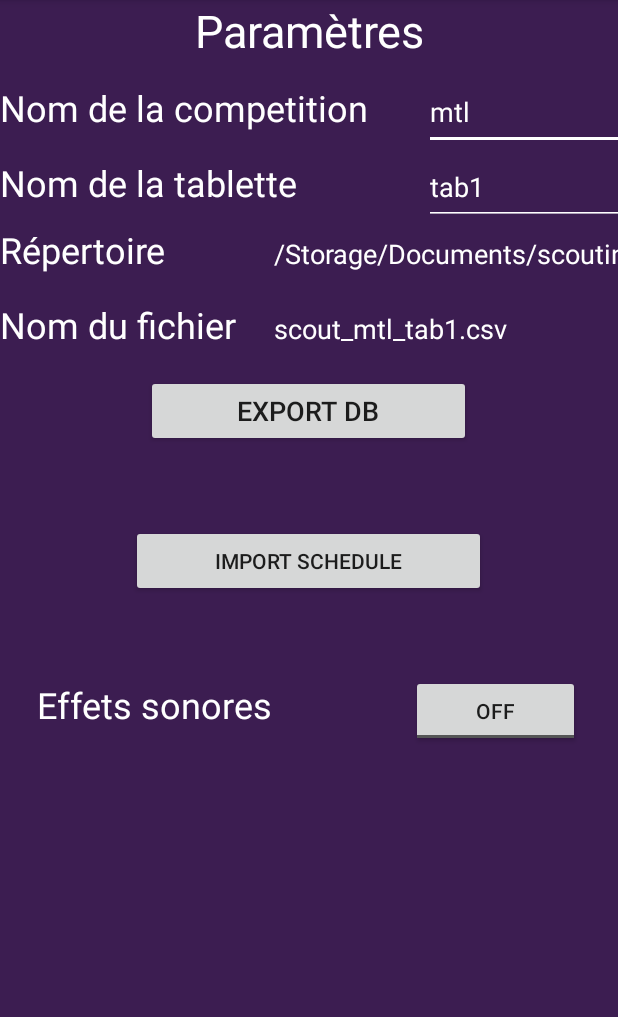
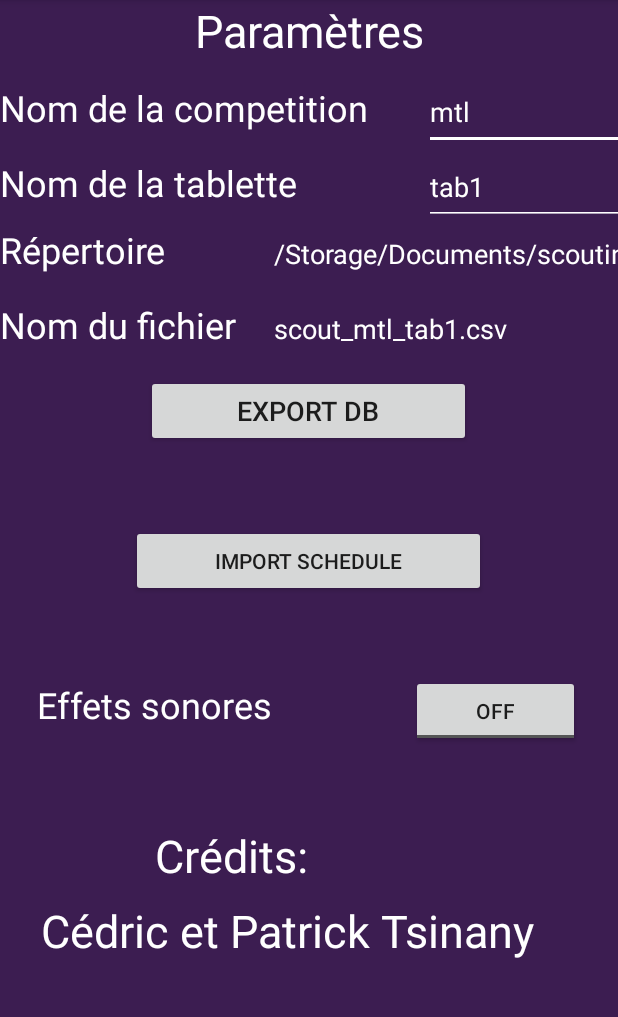
Before and after one commit to FRCteam3550/Robotronix_Scouting_App_2019, an Android app: the CreateSettingActivity screen opened directly, with no data from a screen before it, on a phone screen of 412 x 824 dp, the part 84-1101 px from its top. Run offline under Robolectric (Android 15) with nearby library versions, the phone set to English and light mode, and no system bars.

Commit message:
-Changed the look of the Main Menu (activity_main.xml). -added credits in the settings(activity_create_setting.xml). -Added the Deep Space Logo in the Main Menu(deepsace.png).

```diff
--- a/app/src/main/res/layout/activity_create_setting.xml
+++ b/app/src/main/res/layout/activity_create_setting.xml
@@ -301,6 +301,62 @@
                 android:layout_height="wrap_content"
                 android:layout_weight="1" />
         </LinearLayout>
+
+        <LinearLayout
+            android:layout_width="match_parent"
+            android:layout_height="110dp"
+            android:orientation="vertical">
+
+            <LinearLayout
+                android:layout_width="match_parent"
+                android:layout_height="50dp"
+                android:orientation="horizontal">
+
+                <Space
+                    android:layout_width="wrap_content"
+                    android:layout_height="wrap_content"
+                    android:layout_weight="1" />
+
+                <TextView
+                    android:id="@+id/textView18"
+                    android:layout_width="wrap_content"
+                    android:layout_height="wrap_content"
+                    android:layout_weight="1"
+                    android:text="Crédits:"
+                    android:textColor="#ffffff"
+                    android:textSize="30sp" />
+
+                <Space
+                    android:layout_width="wrap_content"
+                    android:layout_height="wrap_content"
+                    android:layout_weight="1" />
+            </LinearLayout>
+
+            <LinearLayout
+                android:layout_width="match_parent"
+                android:layout_height="50dp"
+                android:orientation="horizontal">
+
+                <Space
+                    android:layout_width="wrap_content"
+                    android:layout_height="wrap_content"
+                    android:layout_weight="1" />
+
+                <TextView
+                    android:id="@+id/textView19"
+                    android:layout_width="wrap_content"
+                    android:layout_height="wrap_content"
+                    android:layout_weight="1"
+                    android:text="Cédric et Patrick Tsinany"
+                    android:textColor="#ffffff"
+                    android:textSize="30sp" />
+
+                <Space
+                    android:layout_width="wrap_content"
+                    android:layout_height="wrap_content"
+                    android:layout_weight="1" />
+            </LinearLayout>
+        </LinearLayout>
     </LinearLayout>
 
 </android.support.constraint.ConstraintLayout>
```
Also changed, not shown: app/src/main/res/layout/activity_main.xml (+55 -40 lines), app/src/main/res/drawable/deepspace.png (added).
